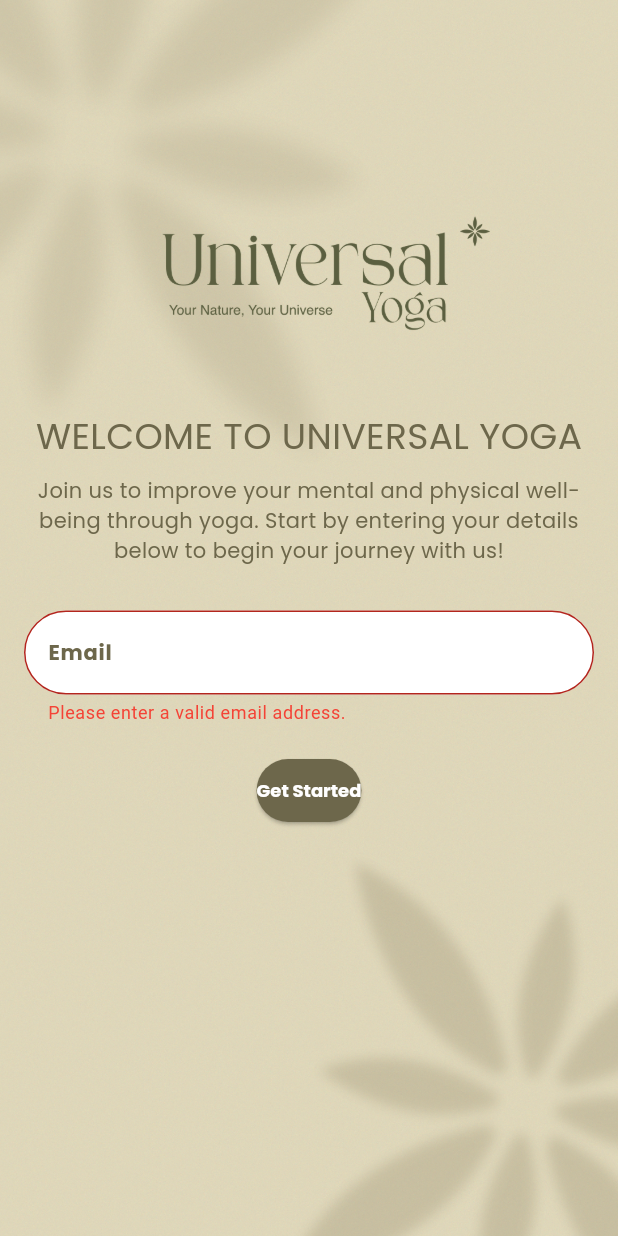
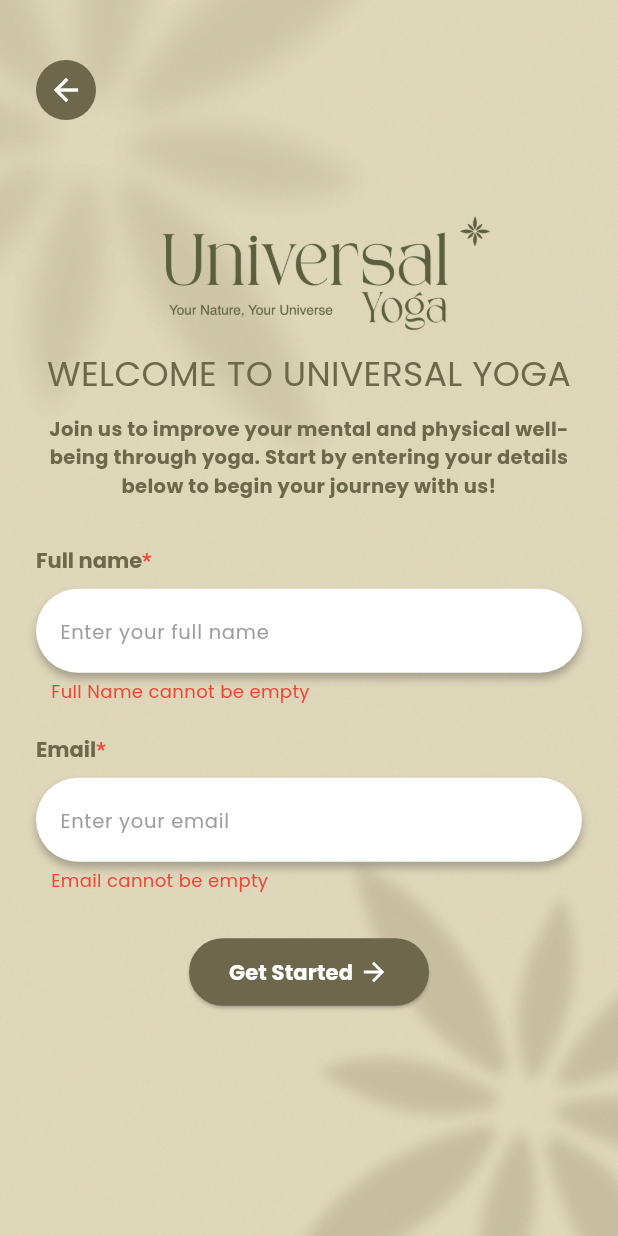
Before and after one commit to MobileApp-YinYoga/YinYoga-customer, a Flutter app: the EmailInputScreen screen opened directly, after a tap on "Get Started", on a phone screen of 412 x 824 dp. Run offline on Flutter 3.47's test engine with Material 3 defaults, Android fonts, the light colour scheme and no system bars; our stand-ins replace cloud_firestore, firebase_core, shared_preferences; accounts and stored records are empty.

Commit message:
change UI login

```diff
--- a/lib/main.dart
+++ b/lib/main.dart
@@ -31,8 +31,8 @@ class MyApp extends StatelessWidget {
       theme: ThemeData(
         primarySwatch: Colors.blue,
       ),
-      home: HomepageScreen(),
-      // home: BookingCartScreen(),
+      // home: HomepageScreen(),
+      home: WelcomeScreen(),
     );
   }
 }
--- a/lib/repositories/booking_repository.dart
+++ b/lib/repositories/booking_repository.dart
@@ -31,10 +31,6 @@ class BookingRepository {
           'price': detail.price,
         });
       }
-
-      //updated duration
-
-      // Gửi email thông báo đặt lịch thành công
     } catch (e) {
       print('Error adding booking: $e');
     }
--- a/lib/services/course_service.dart
+++ b/lib/services/course_service.dart
@@ -1,4 +1,4 @@
-import 'package:yinyoga_customer/dto/topCourseDTO.dart';
+import 'package:yinyoga_customer/dto/topCategoryDTO.dart';
 
 import '../models/course_model.dart';
 import '../repositories/course_repository.dart';
@@ -17,7 +17,7 @@ class CourseService {
   }
 
   // Method to fetch top categories
-  Future<List<TopCourseDTO>> getTopCourses() async {
+  Future<List<TopCategoryDTO>> getTopCourses() async {
     return await _courseRepository.fetchTopCourses();
   }
 
--- a/lib/ui/screens/all_courses_screen.dart
+++ b/lib/ui/screens/all_courses_screen.dart
@@ -121,7 +121,6 @@ class _AllCoursesScreenState extends State<AllCoursesScreen> {
         ),
         centerTitle: true,
         backgroundColor: Colors.white,
-        elevation: 1, // Remove default shadow to create a clean line appearance
         bottom: PreferredSize(
           preferredSize: const Size.fromHeight(1.0), // Height of the line
           child: Container(
@@ -304,7 +303,6 @@ class _AllCoursesScreenState extends State<AllCoursesScreen> {
           ),
         );
       }).toList(),
-      elevation: 2,
       shape: RoundedRectangleBorder(
         borderRadius: BorderRadius.circular(12),
       ),
--- a/lib/ui/screens/booking_screen.dart
+++ b/lib/ui/screens/booking_screen.dart
@@ -50,7 +50,6 @@ class _BookingScreenState extends State<BookingScreen> {
         ),
         centerTitle: true,
         backgroundColor: Colors.white,
-        elevation: 1, // Remove default shadow to create a clean line appearance
         bottom: PreferredSize(
           preferredSize: const Size.fromHeight(1.0), // Height of the line
           child: Container(
@@ -140,7 +139,6 @@ class _BookingScreenState extends State<BookingScreen> {
       shape: RoundedRectangleBorder(
         borderRadius: BorderRadius.circular(12),
       ),
-      elevation: 5,
       shadowColor: Colors.grey.withOpacity(0.2),
       child: Padding(
         padding: const EdgeInsets.all(12.0),
--- a/lib/ui/widgets/custom_header.dart
+++ b/lib/ui/widgets/custom_header.dart
@@ -13,8 +13,7 @@ class CustomHeader extends StatelessWidget implements PreferredSizeWidget {
   @override
   Widget build(BuildContext context) {
     return AppBar(
-      backgroundColor: Colors.transparent, // AppBar transparent
-      elevation: 0, // No shadow on AppBar
+      backgroundColor: Colors.transparent,
       flexibleSpace: Container(
         width: double.infinity,
         height: imageHeight, // Dynamic height based on the passed parameter
--- a/lib/ui/widgets/email_input_screen.dart
+++ b/lib/ui/widgets/email_input_screen.dart
@@ -1,6 +1,4 @@
 import 'package:flutter/material.dart';
-import 'package:yinyoga_customer/ui/widgets/otp_verification_screen.dart';
-import 'package:yinyoga_customer/utils/otpService.dart'; // Nhập MailgunService từ utils
 
 class EmailInputScreen extends StatefulWidget {
   @override
@@ -9,94 +7,76 @@ class EmailInputScreen extends StatefulWidget {
 
 class _EmailInputScreenState extends State<EmailInputScreen> {
   final TextEditingController _emailController = TextEditingController();
-  String _errorMessage = ''; // Lưu trữ thông báo lỗi
-  bool _isEmailValid = true; // Kiểm tra tính hợp lệ của email
+  final TextEditingController _fullNameController = TextEditingController();
+
+  String _nameErrorMessage = ''; // Lưu trữ thông báo lỗi cho tên
+  String _emailErrorMessage = ''; // Lưu trữ thông báo lỗi cho email
+
   bool _isLoading = false; // Kiểm tra trạng thái loading
-  bool _isOtpSent = false; // Kiểm tra xem OTP đã được gửi chưa
 
-  Future<void> _checkEmailAndSendOtp() async {
-    final String email = _emailController.text.trim();
-
-    // Kiểm tra email hợp lệ
-    if (!_isValidEmail(email)) {
-      setState(() {
-        _errorMessage = 'Please enter a valid email address.';
-        _isEmailValid = false;
-        _isOtpSent = false;
-      });
-      return; // Nếu email không hợp lệ thì dừng lại
+  bool _isValidName(String name) {
+    final regex = RegExp(r'^[a-zA-Z\s]+$');
+    return regex.hasMatch(name);
   }
 
-    // Hiển thị loading khi đang gửi OTP
+  bool _isValidEmail(String email) {
+    final regex = RegExp(r'^[a-zA-Z0-9._%+-]+@[a-zA-Z0-9.-]+\.[a-zA-Z]{2,}$');
+    return regex.hasMatch(email);
+  }
+
+  void _validateInputs() {
+    setState(() {
+      _nameErrorMessage = _fullNameController.text.isEmpty
+          ? 'Full Name cannot be empty'
+          : (!_isValidName(_fullNameController.text)
+              ? 'Full Name must only contain alphabets'
+              : '');
+
+      _emailErrorMessage = _emailController.text.isEmpty
+          ? 'Email cannot be empty'
+          : (!_isValidEmail(_emailController.text)
+              ? 'Invalid email address'
+              : '');
+    });
+  }
+
+  Future<void> _sendOtp() async {
     setState(() {
       _isLoading = true;
     });
-
-    try {
-      // Gửi OTP qua email
-      String _otp = await MailgunService().sendEmail(email);
-      if (_otp.isEmpty == false) {
+    await Future.delayed(const Duration(seconds: 2)); // Fake delay
     setState(() {
       _isLoading = false;
-          _isOtpSent = true; // OTP đã được gửi
     });
-
-        // Gửi mã OTP qua email
-        Navigator.push(
-          context,
-          MaterialPageRoute(
-            builder: (context) => OtpVerificationScreen(
-              email: email,
-              otp: _otp,
-            ),
-          ),
-        );
-      } else {
-        // Hiển thị thông báo lỗi nếu không thể gửi OTP
-        setState(() {
-          _isLoading = false;
-          _errorMessage = 'Failed to send OTP. Please try again later.';
-          _isEmailValid = false;
-          _isOtpSent = false;
-        });
-      }
-    } catch (e) {
-      // Nếu có lỗi khi gửi OTP
-      setState(() {
-        _isLoading = false;
-        _errorMessage = 'Failed to send OTP. Please try again later.';
-        _isEmailValid = false;
-        _isOtpSent = false;
-      });
-    }
-  }
-
-  bool _isValidEmail(String email) {
-    // Kiểm tra tính hợp lệ của email
-    final regex = RegExp(r'^[a-zA-Z0-9._%+-]+@[a-zA-Z0-9.-]+\.[a-zA-Z]{2,}$');
-    return regex.hasMatch(email);
   }
 
   @override
   Widget build(BuildContext context) {
     return Scaffold(
-      body: Container(
+      body: Stack(
+        children: [
+          // Background Image
+          Container(
             decoration: const BoxDecoration(
               image: DecorationImage(
-            image: AssetImage('assets/images/background/welcome_image_2.png'),
+                image:
+                    AssetImage('assets/images/background/welcome_image_2.png'),
                 fit: BoxFit.cover,
               ),
             ),
-        child: Padding(
-          padding: const EdgeInsets.all(16.0),
+          ),
+          // Content
+          Padding(
+            padding: const EdgeInsets.symmetric(horizontal: 24.0),
             child: Column(
               mainAxisAlignment: MainAxisAlignment.center,
               children: [
-              // Tiêu đề chào mừng
+                const SizedBox(height: 80), // khoảng trống dưới nút back
                 const Text(
                   'WELCOME TO UNIVERSAL YOGA',
+                  textAlign: TextAlign.center,
                   style: TextStyle(
-                  fontSize: 24,
+                    fontSize: 23,
                     fontFamily: 'Poppins',
                     color: Color(0xFF6D674B),
                   ),
@@ -106,52 +86,69 @@ class _EmailInputScreenState extends State<EmailInputScreen> {
                   'Join us to improve your mental and physical well-being through yoga. Start by entering your details below to begin your journey with us!',
                   textAlign: TextAlign.center,
                   style: TextStyle(
-                  fontSize: 14,
+                    fontSize: 13,
                     fontFamily: 'Poppins',
-                  fontWeight: FontWeight.w500,
+                    fontWeight: FontWeight.w600,
                     color: Color(0xFF6D674B),
                   ),
                 ),
                 const SizedBox(height: 30),
-              // Trường nhập email
-              TextField(
-                controller: _emailController,
-                decoration: InputDecoration(
-                  labelText: 'Email',
-                  labelStyle: const TextStyle(
-                    fontSize: 14,
-                    fontWeight: FontWeight.bold,
-                    fontFamily: 'Poppins',
-                    color: Color(0xFF6D674B),
-                  ),
-                  hintText: 'Enter your email',
-                  hintStyle: const TextStyle(color: Colors.grey),
-                  filled: true,
-                  fillColor: Colors.white,
-                  border: OutlineInputBorder(
-                    borderRadius: BorderRadius.circular(30),
-                  ),
-                  errorText: _isEmailValid ? null : _errorMessage,
-                  errorStyle: const TextStyle(
-                    fontSize: 12,
-                    color: Colors.red,
-                  ),
-                ),
-                keyboardType: TextInputType.emailAddress,
+                // Trường Full Name
+                _buildTextInputField(
+                  controller: _fullNameController,
+                  label: 'Full name',
+                  hint: 'Enter your full name',
+                  isRequired: true,
+                  errorText: _nameErrorMessage,
+                  onChanged: (value) {
+                    if (!_isValidName(value)) {
+                      setState(() {
+                        _nameErrorMessage = 'Name must only contain alphabets';
+                      });
+                    } else {
+                      setState(() {
+                        _nameErrorMessage = '';
+                      });
+                    }
+                  },
                 ),
                 const SizedBox(height: 20),
-              // Nút bấm
-              ElevatedButton(
-                onPressed: _isOtpSent || _isLoading ? null : _checkEmailAndSendOtp,
+                // Trường Email
+                _buildTextInputField(
+                  controller: _emailController,
+                  label: 'Email',
+                  hint: 'Enter your email',
+                  isRequired: true,
+                  isEmail: true,
+                  errorText: _emailErrorMessage,
+                  onChanged: (value) {
+                    if (!_isValidEmail(value)) {
+                      setState(() {
+                        _emailErrorMessage = 'Invalid email address';
+                      });
+                    } else {
+                      setState(() {
+                        _emailErrorMessage = '';
+                      });
+                    }
+                  },
+                ),
+                const SizedBox(height: 30),
+                // Nút Get Started
+                SizedBox(
+                  height: 45,
+                  width: 160,
+                  child: ElevatedButton(
+                    onPressed: () {
+                      _validateInputs();
+                      if (_nameErrorMessage.isEmpty &&
+                          _emailErrorMessage.isEmpty) {
+                        _sendOtp();
+                      }
+                    },
                     style: ElevatedButton.styleFrom(
                       backgroundColor: const Color(0xFF6D674B),
-                  foregroundColor: Colors.white, // Text color
-                  padding: const EdgeInsets.symmetric(vertical: 12),
-                  textStyle: const TextStyle(
-                    fontSize: 12,
-                    fontWeight: FontWeight.bold,
-                    fontFamily: 'Poppins',
-                  ),
+                      foregroundColor: Colors.white,
                       shape: RoundedRectangleBorder(
                         borderRadius: BorderRadius.circular(30),
                       ),
@@ -159,13 +156,132 @@ class _EmailInputScreenState extends State<EmailInputScreen> {
                     child: _isLoading
                         ? const CircularProgressIndicator(
                             color: Colors.white,
-                      ) // Hiển thị loading khi gửi OTP
-                    : const Text('Get Started'),
+                          )
+                        : const Row(
+                            mainAxisAlignment: MainAxisAlignment.center,
+                            children: [
+                              Text(
+                                'Get Started',
+                                style: TextStyle(
+                                  fontFamily: 'Poppins',
+                                  fontWeight: FontWeight.w600,
+                                  fontSize: 14,
+                                ),
+                              ),
+                              SizedBox(width: 4),
+                              Icon(Icons.arrow_forward, size: 20),
+                            ],
+                          ),
+                  ),
                 ),
               ],
             ),
           ),
+          // Back Button
+          Positioned(
+            top: 40,
+            left: 24,
+            child: InkWell(
+              onTap: () {
+                Navigator.pop(context);
+              },
+              child: Container(
+                padding: const EdgeInsets.all(8),
+                decoration: const BoxDecoration(
+                  shape: BoxShape.circle,
+                  color: Color(0xFF6D674B),
+                ),
+                child: const Icon(Icons.arrow_back, color: Colors.white),
+              ),
+            ),
+          ),
+        ],
       ),
     );
   }
+
+  Widget _buildTextInputField({
+    required TextEditingController controller,
+    required String label,
+    required String hint,
+    String? errorText, // Nhận thông báo lỗi
+    bool isRequired = false,
+    bool isEmail = false,
+    required void Function(String)? onChanged, // Lắng nghe thay đổi input
+  }) {
+    return Column(
+      crossAxisAlignment: CrossAxisAlignment.start,
+      children: [
+        // Label với dấu bắt buộc (*)
+        RichText(
+          text: TextSpan(
+            text: label,
+            style: const TextStyle(
+              fontSize: 14,
+              fontFamily: 'Poppins',
+              fontWeight: FontWeight.w600,
+              color: Color(0xFF6D674B),
+            ),
+            children: isRequired
+                ? const [
+                    TextSpan(
+                      text: '*',
+                      style: TextStyle(color: Colors.red),
+                    ),
+                  ]
+                : [],
+          ),
+        ),
+        const SizedBox(height: 8),
+        // Thêm hiệu ứng shadow
+        Container(
+          decoration: BoxDecoration(
+            color: Colors.white,
+            borderRadius: BorderRadius.circular(30),
+            boxShadow: [
+              BoxShadow(
+                color: Colors.black.withOpacity(0.25), // Màu sắc shadow
+                offset: const Offset(0, 4), // Độ dịch chuyển X và Y
+                blurRadius: 4, // Độ mờ
+              ),
+            ],
+          ),
+          child: TextField(
+            controller: controller,
+            keyboardType:
+                isEmail ? TextInputType.emailAddress : TextInputType.text,
+            onChanged: onChanged,
+            decoration: InputDecoration(
+              hintText: hint,
+              hintStyle: const TextStyle(
+                fontFamily: 'Poppins',
+                fontSize: 13,
+                color: Colors.grey,
+              ),
+              filled: true,
+              fillColor: Colors.transparent, // Background từ Container
+              border: OutlineInputBorder(
+                borderRadius: BorderRadius.circular(30),
+                borderSide: BorderSide.none, // Không có viền
+              ),
+            ),
+          ),
+        ),
+        if (errorText != null && errorText.isNotEmpty) ...[
+          const SizedBox(height: 4),
+          Padding(
+            padding: const EdgeInsets.only(left: 10),
+            child: Text(
+              errorText,
+              style: const TextStyle(
+                fontSize: 12,
+                fontFamily: 'Poppins',
+                color: Colors.red,
+              ),
+            ),
+          ),
+        ],
+      ],
+    );
   }
+}
--- a/lib/ui/widgets/payment_popup.dart
+++ b/lib/ui/widgets/payment_popup.dart
@@ -7,7 +7,7 @@ import 'package:yinyoga_customer/services/booking_service.dart';
 import 'package:yinyoga_customer/services/cart_service.dart';
 import 'package:yinyoga_customer/services/notification_service.dart';
 import 'package:yinyoga_customer/ui/widgets/dialog_success.dart';
-import 'package:yinyoga_customer/utils/otpService.dart';
+import 'package:yinyoga_customer/utils/mailService.dart';
 
 class PaymentPopup extends StatelessWidget {
   final BookingService _bookingService = BookingService();
@@ -140,7 +140,7 @@ class PaymentPopup extends StatelessWidget {
       }
 
       // Gọi hàm gửi email thông báo đăng ký thành công
-      MailgunService mailgunService = MailgunService();
+      MailService mailgunService = MailService();
       String courseName = "Yoga Course"; // Tên khóa học
       await mailgunService.sendRegistrationSuccessEmail(userEmail, courseName);
 
--- a/lib/utils/otpService.dart
+++ b/lib/utils/mailService.dart
@@ -1,7 +1,7 @@
 import 'dart:convert';
 import 'package:http/http.dart' as http;
 
-class MailgunService {
+class MailService {
   // Hàm gửi email thông qua Mailgun API
   Future<String> sendEmail(String toEmail) async {
     String _otp = ''; // Mã OTP sẽ được gửi qua email
--- a/lib/utils/sharedPreferences.dart
+++ b/lib/utils/sharedPreferences.dart
@@ -1,21 +1,18 @@
 import 'package:shared_preferences/shared_preferences.dart';
 
 class Sharedpreferences {
-// Hàm lưu trữ email
   static Future<void> saveEmail(String email) async {
     final prefs = await SharedPreferences.getInstance();
     await prefs.setString('userEmail', email);
     print('Email saved: $email');
   }
 
-// Hàm lấy email
   static Future<String?> getEmail() async {
     final prefs = await SharedPreferences.getInstance();
     return prefs
         .getString('userEmail'); // Trả về null nếu không có email được lưu
   }
 
-// Hàm xóa email khi logout
   static Future<void> logout() async {
     final prefs = await SharedPreferences.getInstance();
     await prefs.remove('userEmail'); // Xóa email đã lưu trong SharedPreferences
```
Also changed, not shown: lib/dto/topCategoryDTO.dart (renamed from lib/dto/topCourseDTO.dart, +4 -4 lines), lib/repositories/course_repository.dart (+8 -5 lines), lib/ui/screens/booking_cart.dart (+55 -46 lines), lib/ui/widgets/home_content.dart (+6 -7 lines). Lines whose indentation alone changed are shown as unchanged.
